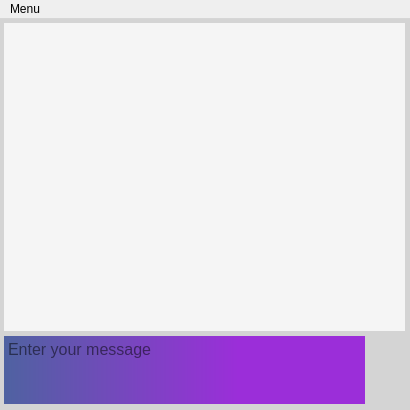
Old version of the form application/design.ui in the repository SadScream/pyqt-messenger.
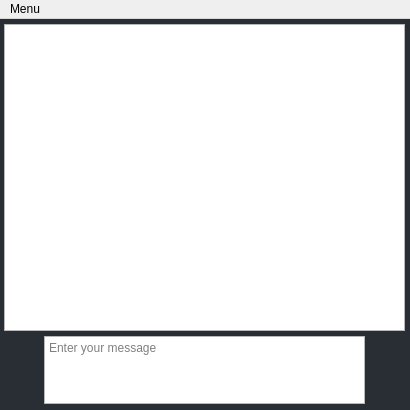
New version of the form. Icons and pictures are not drawn.

```diff
--- a/application/design.ui
+++ b/application/design.ui
@@ -30,20 +30,20 @@
     <normaloff>:/icons/icons/chat.png</normaloff>:/icons/icons/chat.png</iconset>
   </property>
   <property name="styleSheet">
-   <string notr="true">QMainWindow {background-color: rgb(212, 212, 212);}</string>
+   <string notr="true">QMainWindow {background-color: rgb(40,46,51);}</string>
   </property>
   <widget class="QWidget" name="centralwidget">
    <widget class="QPlainTextEdit" name="message">
     <property name="geometry">
      <rect>
-      <x>4</x>
+      <x>44</x>
       <y>317</y>
-      <width>361</width>
+      <width>321</width>
       <height>68</height>
      </rect>
     </property>
     <property name="styleSheet">
-     <string notr="true">QPlainTextEdit {border: none;background: qlineargradient(spread:pad, angle:135, x1:0, y1:0, x2:1, y2:0, stop: 0 rgba(79,98,161,1), stop: 0.65 rgba(155,46,217,1));font-size:16px;font-family:&quot;Calibri&quot;;}</string>
+     <string notr="true">QPlainTextEdit {border: 1px solid rgb(20,26,31);border-radius: 8px;background-color: rgb(40,46,51);color: rgb(245,245,245);font-size:16px;font-family:\&quot;Calibri\&quot;;}</string>
     </property>
     <property name="placeholderText">
      <string>Enter your message</string>
@@ -52,14 +52,14 @@
    <widget class="QPushButton" name="direct">
     <property name="geometry">
      <rect>
-      <x>370</x>
-      <y>364</y>
-      <width>35</width>
-      <height>21</height>
+      <x>368</x>
+      <y>330</y>
+      <width>38</width>
+      <height>38</height>
      </rect>
     </property>
     <property name="styleSheet">
-     <string notr="true">QPushButton {background-color: rgb(212, 212, 212);;font-size: 13px;border: none;}QPushButton:hover {background-color: rgb(227, 227, 227);}</string>
+     <string notr="true">QPushButton {background-color: rgb(40,46,51);font-size: 13px;border: none;border-radius: 19px;}QPushButton:hover {background-color: rgb(47,53,58);}</string>
     </property>
     <property name="text">
      <string/>
@@ -70,22 +70,22 @@
     </property>
     <property name="iconSize">
      <size>
-      <width>33</width>
-      <height>33</height>
+      <width>48</width>
+      <height>48</height>
      </size>
     </property>
    </widget>
    <widget class="QPushButton" name="attachment">
     <property name="geometry">
      <rect>
-      <x>370</x>
-      <y>317</y>
-      <width>35</width>
-      <height>21</height>
+      <x>3</x>
+      <y>330</y>
+      <width>38</width>
+      <height>38</height>
      </rect>
     </property>
     <property name="styleSheet">
-     <string notr="true">QPushButton {background-color: rgb(212, 212, 212);;font-size: 13px;border: none;}QPushButton:hover {background-color: rgb(227, 227, 227);}</string>
+     <string notr="true">QPushButton {background-color: rgb(40,46,51);font-size: 13px;border: none;border-radius: 19px;}QPushButton:hover {background-color: rgb(47,53,58);}</string>
     </property>
     <property name="text">
      <string/>
@@ -105,16 +105,16 @@
     <property name="geometry">
      <rect>
       <x>4</x>
-      <y>4</y>
+      <y>5</y>
       <width>401</width>
-      <height>308</height>
+      <height>307</height>
      </rect>
     </property>
     <property name="cursor" stdset="0">
      <cursorShape>ArrowCursor</cursorShape>
     </property>
     <property name="styleSheet">
-     <string notr="true">QTextEdit {border: none;background: rgb(245, 245, 245);font-size: 15px;font-family: &quot;Calibri&quot;}</string>
+     <string notr="true">QTextEdit {border: none;border-radius: 10px;background: rgb(24,25,29);font-size: 15px;font-family: \&quot;Calibri\&quot;}</string>
     </property>
     <property name="textInteractionFlags">
      <set>Qt::NoTextInteraction</set>
```
